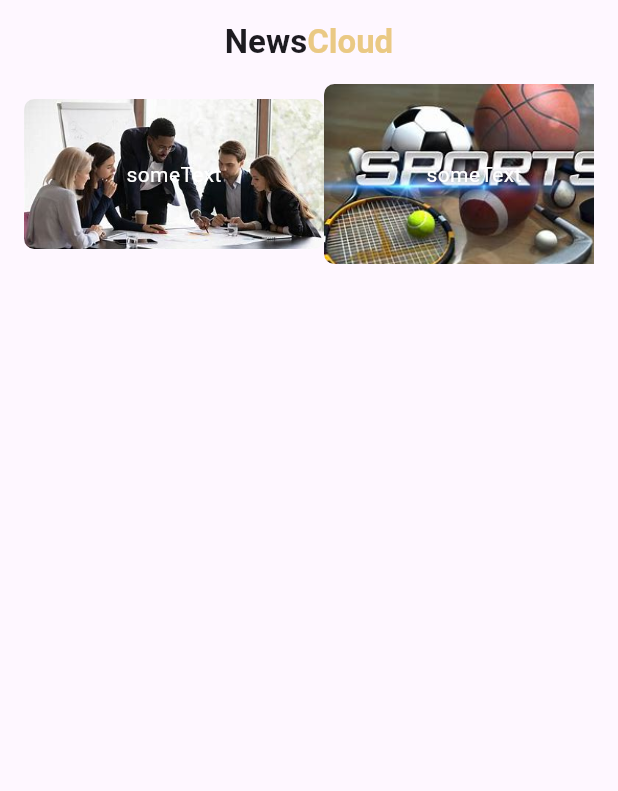
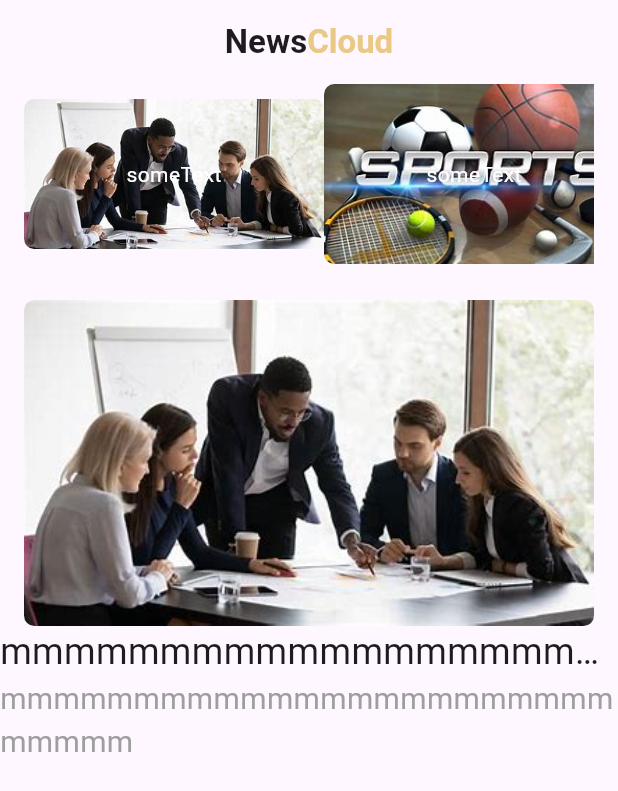
Before and after one commit to m07amadd/AppNews, a Flutter app: the screen it shows after launch, on a phone screen of 412 x 824 dp. Shown: the top 791 px of the screen. Run offline on Flutter 3.47's test engine with Material 3 defaults, Android fonts, the phone set to English and light mode, and no system bars.

Commit message:
finish a main news

```diff
--- a/lib/widgets/home_page.dart
+++ b/lib/widgets/home_page.dart
@@ -1,4 +1,5 @@
 import 'package:flutter/material.dart';
+import 'package:flutter/widgets.dart';
 import 'package:newsapp/categories/news_topics.dart';
 
 class HomePage extends StatelessWidget {
@@ -27,7 +28,37 @@ class HomePage extends StatelessWidget {
           ],
         ),
       ),
-      body: NewsTopics(),
+      body: Column(
+        children: [
+          NewsTopics(),
+          SizedBox(
+            height: 24,
+          ),
+          Padding(
+            padding: const EdgeInsets.symmetric(horizontal: 16),
+            child: ClipRRect(
+              borderRadius:
+                  BorderRadius.circular(7), // Adjust corner radius here.
+              child: Image.asset(
+                'assets/business.jpg',
+                fit: BoxFit.cover, // Ensures proper scaling of the image.
+              ),
+            ),
+          ),
+          Text(
+            'mmmmmmmmmmmmmmmmmmmmmmmmmmmm',
+            overflow: TextOverflow.ellipsis, // لتفعيل النقاط
+            maxLines: 1,
+            style: TextStyle(
+              fontSize: 24,
+            ),
+          ),
+          Text(
+            'mmmmmmmmmmmmmmmmmmmmmmmmmmmm',
+            style: TextStyle(fontSize: 20, color: Colors.grey),
+          )
+        ],
+      ),
     );
   }
 }
--- a/lib/widgets/topics_form.dart
+++ b/lib/widgets/topics_form.dart
@@ -31,7 +31,7 @@ class TopicsForm extends StatelessWidget {
               height: height,
             ),
           ),
-          Center(
+          const Center(
             child: Text(
               "someText",
               style: TextStyle(color: Colors.white),
```
